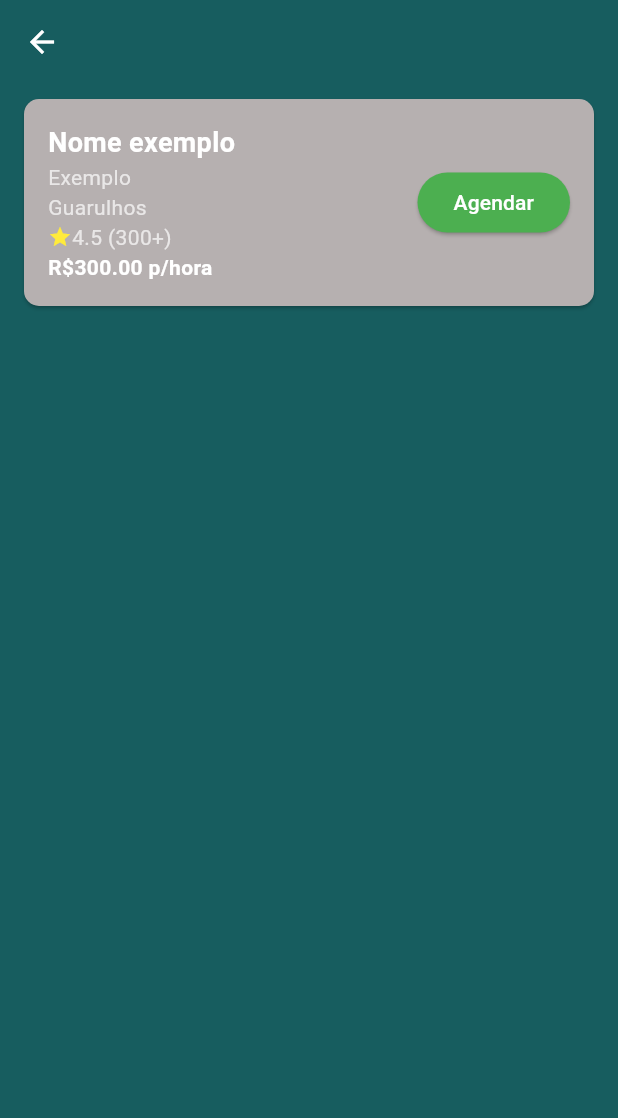
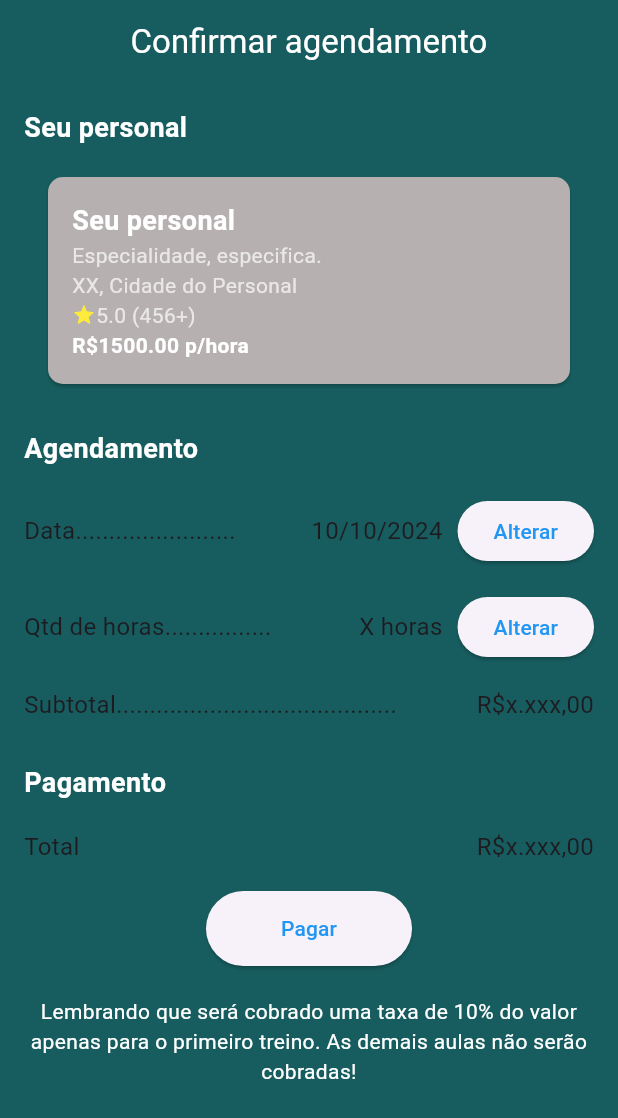
Before and after one commit to Fortefy-RP2/Fortefy-v2, a Flutter app: the screen it shows after launch, on a phone screen of 412 x 824 dp. Shown: the top 1118 px of the screen. Run offline on Flutter 3.47's test engine with Material 3 defaults, Android fonts, the phone set to English and light mode, and no system bars; our stand-ins replace image_picker; missing offline and left inert: postgres.

Commit message:
Tela de pagamento e card de personal sem botao

```diff
--- a/lib/main.dart
+++ b/lib/main.dart
@@ -23,7 +23,7 @@ class FortefyApp extends StatelessWidget {
         primarySwatch: Colors.blue,
       ),
       //initialRoute: '/',
-      home: resultSearch(),
+      home: ConfirmarAgendamento(),
       routes: {
         '/home': (context) => HomeScreen(),
         '/aluno': (context) => AlunoScreen(),
--- a/lib/screens/configuracoes.dart
+++ b/lib/screens/configuracoes.dart
@@ -1,6 +1,5 @@
 import 'package:flutter/material.dart';
 import 'dart:io';
-//import '../widgets/widgets.dart';
 import '../models/usuario.dart';
 import '../services/services.dart';
 import '../utils/utils.dart';
--- /dev/null
+++ b/lib/screens/pagamento.dart
@@ -0,0 +1,125 @@
+import 'package:flutter/material.dart';
+import 'package:projetos/utils/cardGenericoSemButton.dart';
+import '../utils/utils.dart';
+import '../screens/screens.dart';
+
+class ConfirmarAgendamento extends StatelessWidget {
+  @override
+  Widget build(BuildContext context) {
+    return Scaffold(
+      appBar: AppBar(
+        title: Text(
+          "Confirmar agendamento",
+          style: TextStyle(
+            color: Colors.white,
+          ),
+          ),
+        centerTitle: true,
+        backgroundColor: Colors.transparent,
+      ),
+      backgroundColor: Color.fromARGB(255, 23, 93, 95),
+      body: SingleChildScrollView(
+        child: Padding(
+          padding: const EdgeInsets.all(16.0),
+          child: Column(
+            crossAxisAlignment: CrossAxisAlignment.start,
+            children: [
+              // Informações do Personal
+              Text(
+                "Seu personal",
+                style: TextStyle(
+                  fontWeight: FontWeight.bold,
+                  fontSize: 18,
+                  color: Colors.white,
+                ),
+              ),
+              SizedBox(height: 10),
+
+              PersonalCardGenerico(nome: 'Seu personal',
+                          especialidade: 'Especialidade, especifica.',
+                          cidade: 'XX, Cidade do Personal',
+                          avaliacao: 5.0,
+                          numeroAvaliacoes: 456,
+                          preco: 1500.00,
+              ),
+              SizedBox(height: 20),
+
+              // Informações de Agendamento
+              Text(
+                "Agendamento",
+                style: TextStyle(
+                  fontWeight: FontWeight.bold,
+                  fontSize: 18,
+                  color: Colors.white,
+                ),
+              ),
+              SizedBox(height: 10),
+              _buildInfoRow("Data........................", "10/10/2024", context),
+              _buildInfoRow("Qtd de horas................", "X horas", context),
+              _buildInfoRow("Subtotal..........................................", "R\$x.xxx,00", null),
+              SizedBox(height: 20),
+
+              // Informações de Pagamento
+              Text(
+                "Pagamento",
+                style: TextStyle(
+                  fontWeight: FontWeight.bold,
+                  fontSize: 18,
+                  color: Colors.white,
+                ),
+              ),
+              SizedBox(height: 10),
+              _buildInfoRow("Total", "R\$x.xxx,00", null),
+              SizedBox(height: 10),
+              Center(
+                child: ElevatedButton(
+                  onPressed: () {},
+                  style: ElevatedButton.styleFrom(
+                    foregroundColor:  Colors.blue,
+                    padding: EdgeInsets.symmetric(horizontal: 50, vertical: 15),
+                  ),
+                  child: Text("Pagar"),
+                ),
+              ),
+              SizedBox(height: 20),
+
+              // Informações adicionais
+              Text(
+                "Lembrando que será cobrado uma taxa de 10% do valor apenas para o primeiro treino. As demais aulas não serão cobradas!",
+                style: TextStyle(fontSize: 14, color: const Color.fromARGB(255, 255, 255, 255)),
+                textAlign: TextAlign.center,
+              ),
+            ],
+          ),
+        ),
+      ),
+    );
+  }
+
+  Widget _buildInfoRow(String label, String value, BuildContext? context) {
+    return Padding(
+      padding: const EdgeInsets.symmetric(vertical: 8.0),
+      child: Row(
+        mainAxisAlignment: MainAxisAlignment.spaceBetween,
+        children: [
+          Text(label, style: TextStyle(fontSize: 16)),
+          Row(
+            children: [
+              Text(value, style: TextStyle(fontSize: 16)),
+              if (context != null)
+                SizedBox(width: 10),
+              if (context != null)
+                ElevatedButton(
+                  onPressed: () {
+                    // Lógica para alterar a informação
+                  },
+                  style: ElevatedButton.styleFrom(foregroundColor:  Colors.blue),
+                  child: Text("Alterar"),
+                ),
+            ],
+          ),
+        ],
+      ),
+    );
+  }
+}
--- a/lib/screens/screens.dart
+++ b/lib/screens/screens.dart
@@ -5,3 +5,4 @@ export 'configuracoes.dart';
 export 'home.dart';
 export 'login.dart';
 export 'start.dart';
+export 'pagamento.dart';
--- /dev/null
+++ b/lib/utils/cardGenericoSemButton.dart
@@ -0,0 +1,87 @@
+import 'package:flutter/material.dart';
+
+class PersonalCardGenerico extends StatelessWidget {
+  final String nome;
+  final String especialidade;
+  final String cidade;
+  final double avaliacao;
+  final int numeroAvaliacoes;
+  final double preco;
+
+  // Construtor
+  const PersonalCardGenerico({
+    Key? key,
+    required this.nome,
+    required this.especialidade,
+    required this.cidade,
+    required this.avaliacao,
+    required this.numeroAvaliacoes,
+    required this.preco,
+  }) : super(key: key);
+
+  @override
+  Widget build(BuildContext context) {
+    return Card(
+      margin: EdgeInsets.symmetric(vertical: 10, horizontal: 16),
+      shape: RoundedRectangleBorder(
+        borderRadius: BorderRadius.circular(10),
+      ),
+      color: const Color.fromARGB(255, 182, 176, 176),
+      child: Padding(
+        padding: const EdgeInsets.all(16.0),
+        child: Row(
+          children: [
+            // Sem a imagem, então vamos apenas mostrar o nome e detalhes à direita
+            Column(
+              crossAxisAlignment: CrossAxisAlignment.start,
+              children: [
+                Text(
+                  nome,
+                  style: TextStyle(
+                    fontSize: 18,
+                    fontWeight: FontWeight.bold,
+                    color: Colors.white,
+                  ),
+                ),
+                Text(
+                  especialidade,
+                  style: TextStyle(
+                    fontSize: 14,
+                    color: Colors.white70,
+                  ),
+                ),
+                Text(
+                  cidade,
+                  style: TextStyle(
+                    fontSize: 14,
+                    color: Colors.white70,
+                  ),
+                ),
+                Row(
+                  children: [
+                    Icon(Icons.star, color: Colors.yellow, size: 16),
+                    Text(
+                      '$avaliacao ($numeroAvaliacoes+)',
+                      style: TextStyle(
+                        fontSize: 14,
+                        color: Colors.white70,
+                      ),
+                    ),
+                  ],
+                ),
+                Text(
+                  'R\$${preco.toStringAsFixed(2)} p/hora',
+                  style: TextStyle(
+                    fontSize: 14,
+                    fontWeight: FontWeight.bold,
+                    color: Colors.white,
+                  ),
+                ),
+              ],
+            ),
+          ],
+        ),
+      ),
+    );
+  }
+}
--- a/lib/utils/utils.dart
+++ b/lib/utils/utils.dart
@@ -3,3 +3,4 @@ export 'image_picker.dart';
 export 'navigation.dart';
 export 'selectPreco.dart';
 export 'selectSexo.dart';
+export 'personalCard.dart';
```
